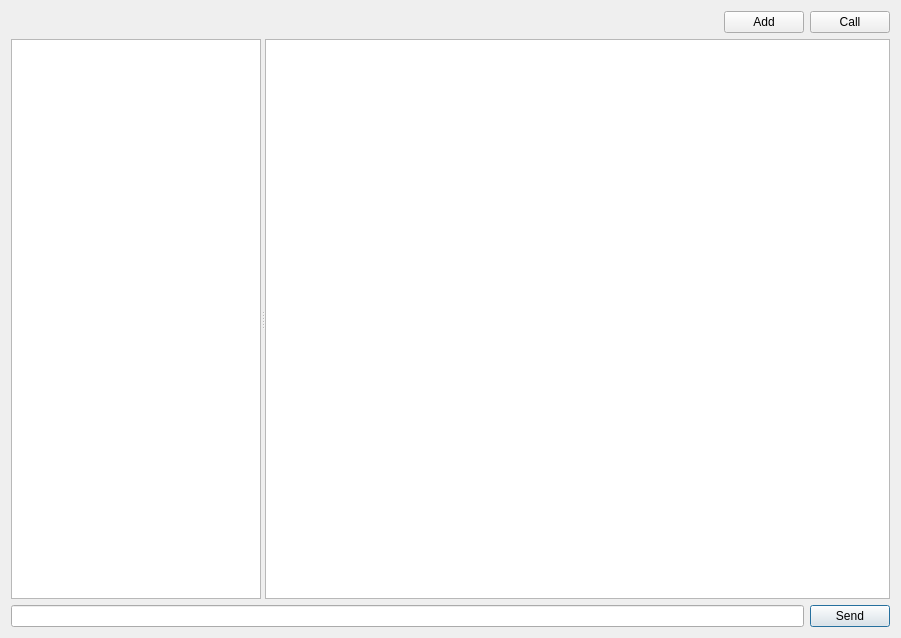
Before: the Qt Designer form src/client/widgetchattab.ui in wayt/Skypy, drawn with Qt 5.
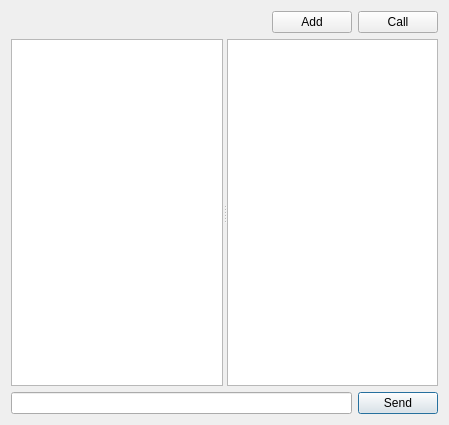
After: the same form once the commit is applied.

Patch:
```diff
--- a/src/client/widgetchattab.ui
+++ b/src/client/widgetchattab.ui
@@ -6,8 +6,8 @@
    <rect>
     <x>0</x>
     <y>0</y>
-    <width>901</width>
-    <height>638</height>
+    <width>449</width>
+    <height>425</height>
    </rect>
   </property>
   <property name="windowTitle">
```
Left out of the diff: 2 changed lines with no effect on the pictures.
